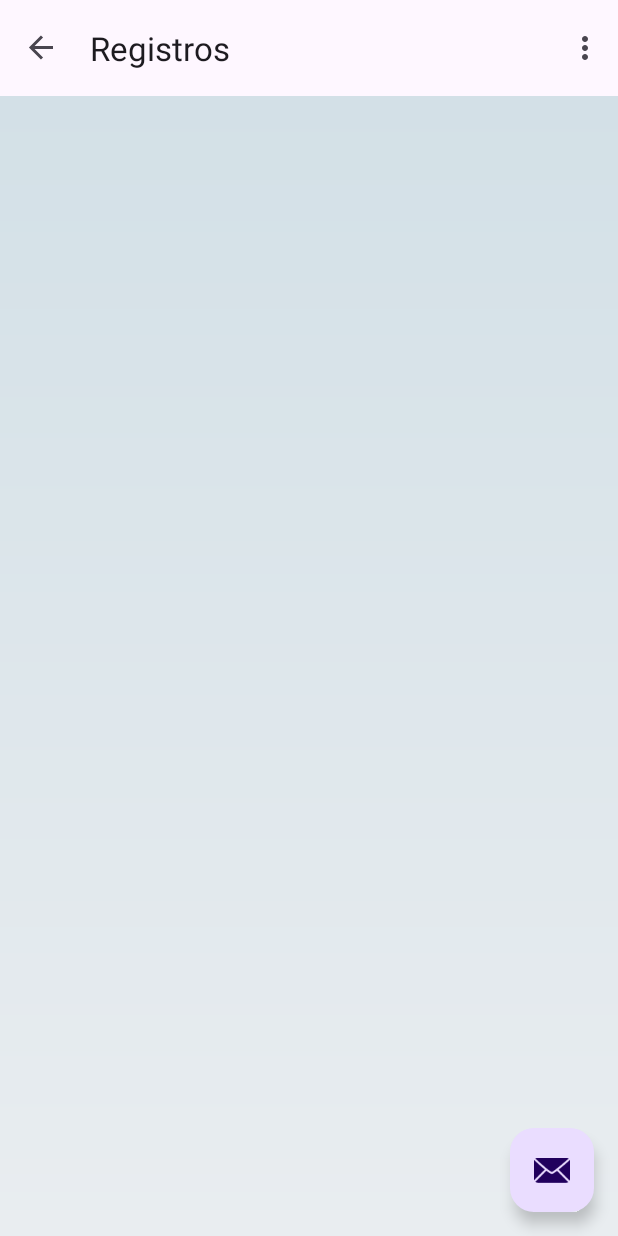
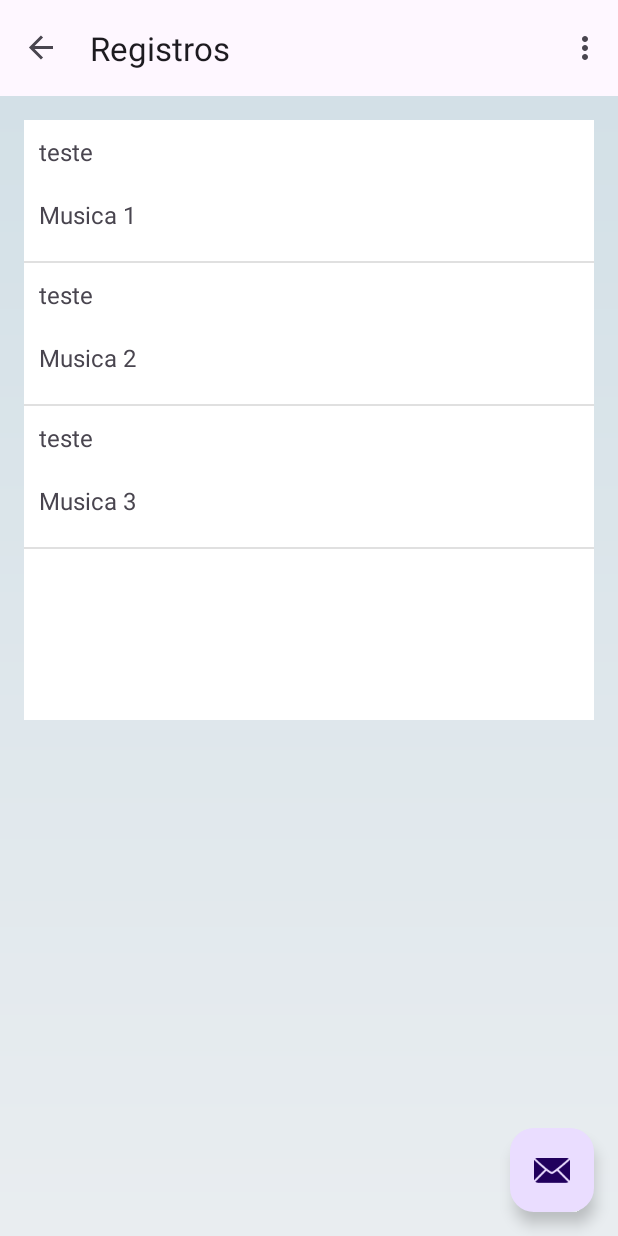
Before and after one commit to VitorLameirao/RecordFy, an Android app: the SecondFragment screen opened through its navigation route, on a phone screen of 412 x 824 dp. Run offline under Robolectric (Android 15) with nearby library versions, the phone set to English and light mode, and no system bars; our stand-ins replace navigation-ui.

Commit message:
[FEATURE] Criado a list view

```diff
--- a/app/src/main/java/com/example/recordfy/Adapter.java
+++ b/app/src/main/java/com/example/recordfy/Adapter.java
@@ -1,10 +1,12 @@
 package com.example.recordfy;
 
 import android.content.Context;
+
 import android.view.LayoutInflater;
 import android.view.View;
 import android.view.ViewGroup;
-import android.widget.ArrayAdapter;
+import android.widget.BaseAdapter;
+import android.widget.ImageView;
 import android.widget.TextView;
 
 import androidx.annotation.NonNull;
@@ -12,22 +14,45 @@ import androidx.annotation.Nullable;
 
 import java.util.List;
 
-public class Adapter extends ArrayAdapter<String> {
-    public Adapter(Context context, List<String> items) {
-        super(context, android.R.layout.simple_list_item_1, items);
+public class Adapter extends BaseAdapter {
+    private List<MusicModel> musics;
+    private LayoutInflater mInflater;
+
+    public Adapter(Context context, List<MusicModel> MusicModelList) {
+        this.musics = MusicModelList;
+        mInflater = LayoutInflater.from(context);
     }
 
-    @NonNull
+
+    @Override
+    public int getCount() {
+        return musics.size();
+    }
+
+    @Override
+    public MusicModel getItem(int i) {
+        return musics.get(i);
+    }
+
+    @Override
+    public long getItemId(int i) {
+        return i;
+    }
+
     @Override
     public View getView(int position, @Nullable View convertView, @NonNull ViewGroup parent) {
-        if (convertView == null) {
-            convertView = LayoutInflater.from(getContext()).inflate(android.R.layout.simple_list_item_1, parent, false);
+        View listMusicView = convertView;
+        if (listMusicView == null) {
+            // Layout Inflater inflates each item to be displayed in GridView.
+            listMusicView = mInflater.inflate(R.layout.layout_list_view, null);
         }
-
-        String item = getItem(position);
-        TextView tvItem = convertView.findViewById(android.R.id.text1);
-        tvItem.setText(item);
-
-        return convertView;
+        MusicModel musicModel = (MusicModel) getItem(position);
+        TextView music_title = listMusicView.findViewById(R.id.txt_music_title);
+        TextView music_author = listMusicView.findViewById(R.id.txt_music_author);
+        ImageView music_image = listMusicView.findViewById(R.id.img_music);
+        music_title.setText(musicModel.getMusic_title());
+        music_author.setText(musicModel.getMusic_author());
+//        music_image.setImageResource(musicModel.getMusic_image());
+        return listMusicView;
     }
 }
--- /dev/null
+++ b/app/src/main/java/com/example/recordfy/MusicModel.java
@@ -0,0 +1,48 @@
+package com.example.recordfy;
+
+public class MusicModel {
+    private String music_title;
+    private String music_author;
+    private int music_image;
+    private String music_audio;
+
+    public MusicModel(String music_author, String music_title, int music_image, String music_audio) {
+        this.music_author = music_author;
+        this.music_title = music_title;
+        this.music_image = music_image;
+        this.music_audio = music_audio;
+    }
+
+
+    public void setMusic_image(int music_image) {
+        this.music_image = music_image;
+    }
+
+    public int getMusic_image() {
+        return music_image;
+    }
+
+    public String getMusic_author() {
+        return music_author;
+    }
+
+    public void setMusic_author(String Music_author) {
+        this.music_author = music_author;
+    }
+
+    public String getMusic_title() {
+        return music_title;
+    }
+
+    public void setMusic_title(String music_title) {
+        this.music_title = music_title;
+    }
+
+    public String getMusic_audio() {
+        return music_audio;
+    }
+
+    public void setMusic_audio(String music_audio) {
+        this.music_audio = music_audio;
+    }
+}
--- a/app/src/main/java/com/example/recordfy/SecondFragment.java
+++ b/app/src/main/java/com/example/recordfy/SecondFragment.java
@@ -4,6 +4,8 @@ import android.os.Bundle;
 import android.view.LayoutInflater;
 import android.view.View;
 import android.view.ViewGroup;
+import android.widget.ArrayAdapter;
+import android.widget.ListView;
 
 import androidx.annotation.NonNull;
 import androidx.fragment.app.Fragment;
@@ -11,32 +13,31 @@ import androidx.navigation.fragment.NavHostFragment;
 
 import com.example.recordfy.databinding.FragmentSecondBinding;
 
+import java.util.ArrayList;
+
 public class SecondFragment extends Fragment {
 
     private FragmentSecondBinding binding;
+
 
     @Override
     public View onCreateView(
             LayoutInflater inflater, ViewGroup container,
             Bundle savedInstanceState
     ) {
+        binding = FragmentSecondBinding.inflate(inflater, container, false);
 
-        binding = FragmentSecondBinding.inflate(inflater, container, false);
         return binding.getRoot();
-
     }
 
-//    public void onViewCreated(@NonNull View view, Bundle savedInstanceState) {
-//        super.onViewCreated(view, savedInstanceState);
-//
-//        binding.buttonSecond.setOnClickListener(new View.OnClickListener() {
-//            @Override
-//            public void onClick(View view) {
-//                NavHostFragment.findNavController(SecondFragment.this)
-//                        .navigate(R.id.action_SecondFragment_to_FirstFragment);
-//            }
-//        });
-//    }
+    public void onViewCreated(@NonNull View view, Bundle savedInstanceState) {
+        ArrayList<MusicModel> musicModels = new ArrayList<MusicModel>();
+        musicModels.add(0, new MusicModel("Musica 1", "teste", 1, "teste"));
+        musicModels.add(1, new MusicModel("Musica 2", "teste", 2, "teste"));
+        musicModels.add(2, new MusicModel("Musica 3", "teste", 3, "teste"));
+        Adapter adapter = new Adapter(this.getContext(), musicModels);
+        binding.listViewFragment.setAdapter(adapter);
+    }
 
     @Override
     public void onDestroyView() {
--- a/app/src/main/res/layout/fragment_second.xml
+++ b/app/src/main/res/layout/fragment_second.xml
@@ -12,9 +12,9 @@
         android:padding="16dp">
 
         <ListView
-            android:id="@+id/list_view"
+            android:id="@+id/list_view_fragment"
             android:layout_width="0dp"
-            android:layout_height="wrap_content"
+            android:layout_height="400dp"
             android:background="#FFFFFF"
             app:layout_constraintBottom_toBottomOf="parent"
             app:layout_constraintEnd_toEndOf="parent"
--- /dev/null
+++ b/app/src/main/res/layout/layout_list_view.xml
@@ -0,0 +1,39 @@
+<?xml version="1.0" encoding="utf-8"?>
+<androidx.constraintlayout.widget.ConstraintLayout xmlns:android="http://schemas.android.com/apk/res/android"
+    android:layout_width="match_parent"
+    android:layout_height="match_parent">
+
+
+    <LinearLayout
+        android:id="@+id/container"
+        android:layout_width="match_parent"
+        android:layout_height="match_parent"
+        android:orientation="vertical">
+
+        <ListView
+            android:id="@+id/list_view"
+            android:layout_width="match_parent"
+            android:layout_height="wrap_content"/>
+
+        <TextView
+            android:id="@+id/txt_music_title"
+            android:layout_width="match_parent"
+            android:layout_height="wrap_content"
+            android:textSize="16sp"
+            android:padding="10dp"/>
+
+        <TextView
+            android:id="@+id/txt_music_author"
+            android:layout_width="match_parent"
+            android:layout_height="wrap_content"
+            android:textSize="16sp"
+            android:padding="10dp"/>
+
+        <ImageView
+            android:id="@+id/img_music"
+            android:layout_width="10dp"
+            android:layout_height="10dp"/>
+
+
+
+    </LinearLayout></androidx.constraintlayout.widget.ConstraintLayout>
```
